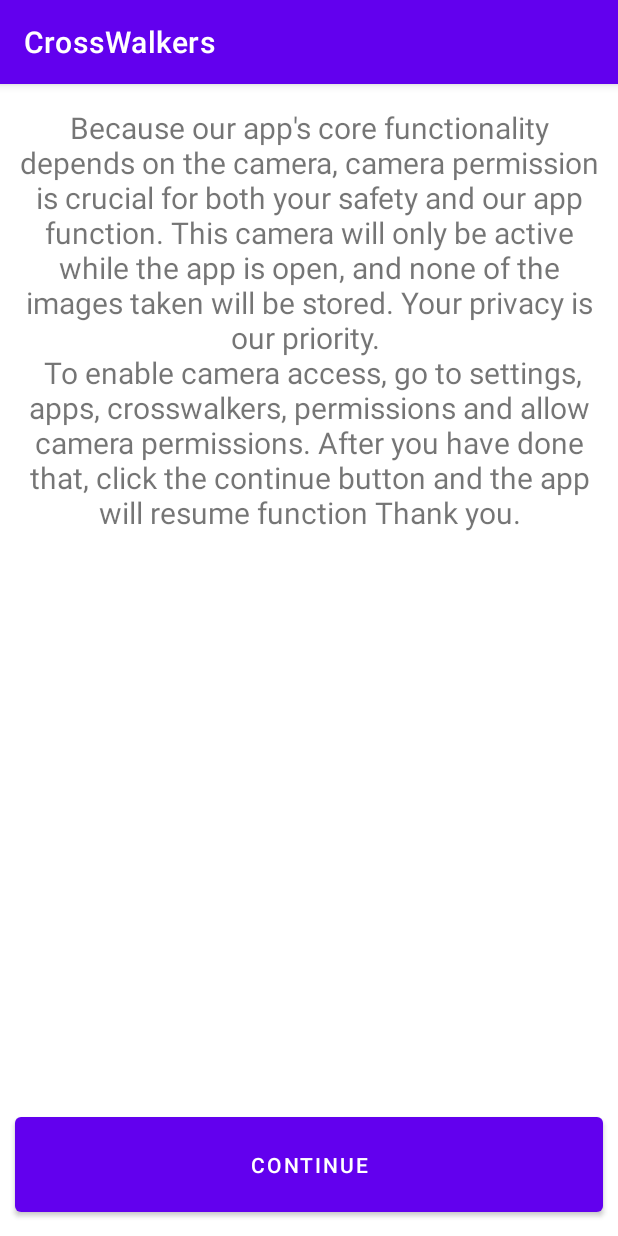
After one commit to AChen524/CrossWalkers, an Android app: the PermissionDenied screen opened directly, with no data from a screen before it, on a phone screen of 412 x 824 dp. The commit adds this screen. Run offline under Robolectric (Android 15) with nearby library versions, the phone set to English and light mode, and no system bars.

Commit message:
4/7/23 Finished permissions

```diff
--- /dev/null
+++ b/app/src/main/java/com/example/crosswalkers/PermissionDenied.java
@@ -0,0 +1,45 @@
+package com.example.crosswalkers;
+
+import androidx.appcompat.app.AppCompatActivity;
+import androidx.core.content.ContextCompat;
+
+import android.content.Context;
+import android.content.Intent;
+import android.content.SharedPreferences;
+import android.content.pm.PackageManager;
+import android.os.Bundle;
+import android.widget.Button;
+import android.widget.Toast;
+
+public class PermissionDenied extends AppCompatActivity {
+
+    @Override
+    protected void onCreate(Bundle savedInstanceState) {
+        super.onCreate(savedInstanceState);
+        setContentView(R.layout.activity_permission_denied);
+
+        Button requestPermission = findViewById(R.id.continueButton);
+        requestPermission.setOnClickListener(view -> checkPermission());
+    }
+
+    public void checkPermission(){
+        if (ContextCompat.checkSelfPermission(this,
+                android.Manifest.permission.CAMERA) == PackageManager.PERMISSION_GRANTED) {
+            SharedPreferences sharedPreferences1 = getSharedPreferences(getString(R.string.app_name), Context.MODE_PRIVATE);
+            SharedPreferences.Editor editor = sharedPreferences1.edit();
+            editor.putBoolean(FirstTimeLaunchActivity.permissionDenied, Boolean.FALSE);
+            editor.putBoolean(FirstTimeLaunchActivity.permissionGranted, Boolean.TRUE);
+            editor.apply();
+            FirstTimeLaunchActivity.permissionDeniedCount =0;
+            goToMain();
+        }
+        else{
+            Toast.makeText(this, "Permission has not been granted", Toast.LENGTH_SHORT).show();
+        }
+    }
+
+    public void goToMain(){
+        Intent intent = new Intent(this,MainActivity.class);
+        startActivity(intent);
+    }
+}
--- /dev/null
+++ b/app/src/main/res/layout/activity_permission_denied.xml
@@ -0,0 +1,37 @@
+<?xml version="1.0" encoding="utf-8"?>
+<androidx.constraintlayout.widget.ConstraintLayout xmlns:android="http://schemas.android.com/apk/res/android"
+    xmlns:app="http://schemas.android.com/apk/res-auto"
+    xmlns:tools="http://schemas.android.com/tools"
+    android:layout_width="match_parent"
+    android:layout_height="match_parent"
+    tools:context=".PermissionDenied">
+
+    <Button
+        android:id="@+id/continueButton"
+        android:layout_width="match_parent"
+        android:layout_height="75dp"
+        android:layout_marginStart="10dp"
+        android:layout_marginEnd="10dp"
+        android:layout_marginBottom="10dp"
+        android:text="@string/continueButtonText"
+        app:layout_constraintBottom_toBottomOf="parent"
+        app:layout_constraintEnd_toEndOf="parent"
+        app:layout_constraintHorizontal_bias="0.0"
+        app:layout_constraintStart_toStartOf="parent" />
+
+    <TextView
+        android:id="@+id/launchBodyText"
+        android:layout_width="match_parent"
+        android:layout_height="wrap_content"
+        android:layout_marginStart="10dp"
+        android:layout_marginTop="15dp"
+        android:layout_marginEnd="10dp"
+        android:text="@string/permissionDeniedText"
+        android:textAlignment="center"
+        android:textSize="20sp"
+        app:layout_constraintEnd_toEndOf="parent"
+        app:layout_constraintHorizontal_bias="0.5"
+        app:layout_constraintStart_toStartOf="parent"
+        app:layout_constraintTop_toTopOf="parent" />
+
+</androidx.constraintlayout.widget.ConstraintLayout>
--- a/app/src/main/res/values/strings.xml
+++ b/app/src/main/res/values/strings.xml
@@ -28,5 +28,14 @@
     </string>
     <string name="continueButtonText">Continue</string>
 
+    <!--Permission Denied Page-->
+    <string name="permissionDeniedText">
+        Because our app\'s core functionality depends on the camera, camera permission is crucial for both your safety and our app function. This camera will only be active
+        while the app is open, and none of the images taken will be stored. Your privacy is our priority. \n
+
+        To enable camera access, go to settings, apps, crosswalkers, permissions and allow camera permissions. After you have done that, click the continue button and the app will resume function
+        Thank you.
+    </string>
+
 
 </resources>
```
Also changed, not shown: app/src/main/AndroidManifest.xml (+5 -5 lines), app/src/main/java/com/example/crosswalkers/FirstTimeLaunchActivity.java (+52 -29 lines).
